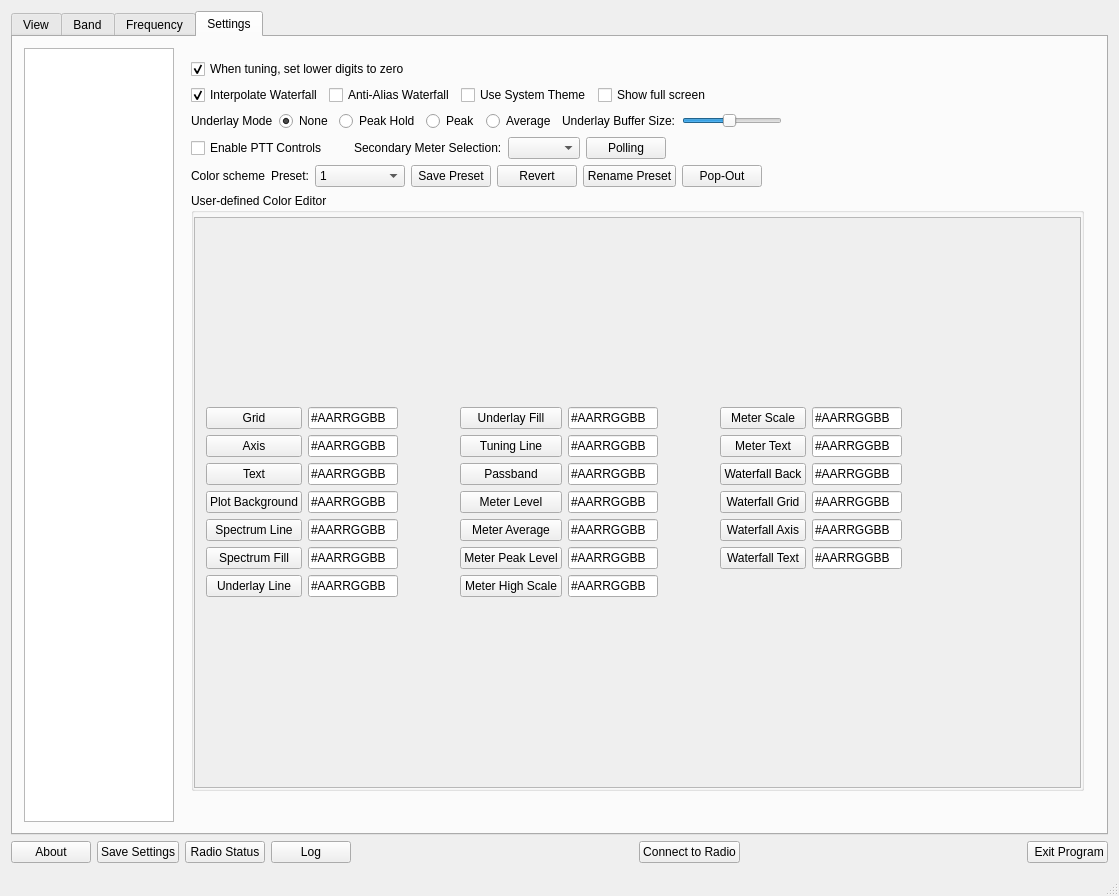
Old version of the form wfmain.ui in the repository adecarolis/wfweb.
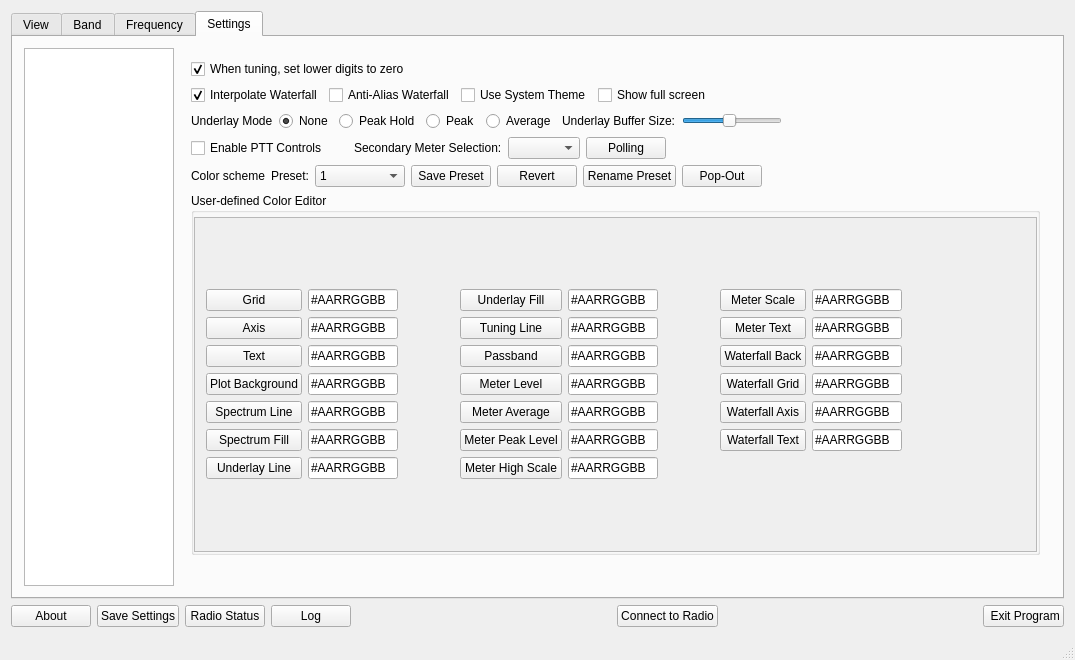
New version of the form. Custom widgets are drawn as their Qt base class.

Commit message: Fix passband colorswatch

The edit to the form file:
```diff
--- a/wfmain.ui
+++ b/wfmain.ui
@@ -6,8 +6,8 @@
    <rect>
     <x>0</x>
     <y>0</y>
-    <width>1119</width>
-    <height>896</height>
+    <width>1075</width>
+    <height>660</height>
    </rect>
   </property>
   <property name="windowTitle">
@@ -3343,8 +3343,8 @@
                      <rect>
                       <x>0</x>
                       <y>0</y>
-                      <width>897</width>
-                      <height>547</height>
+                      <width>853</width>
+                      <height>311</height>
                      </rect>
                     </property>
                     <layout class="QGridLayout" name="gridLayout_2">
```
Left out of the diff: 2 changed lines with no effect on the pictures. The commit also changes 2 other files.
